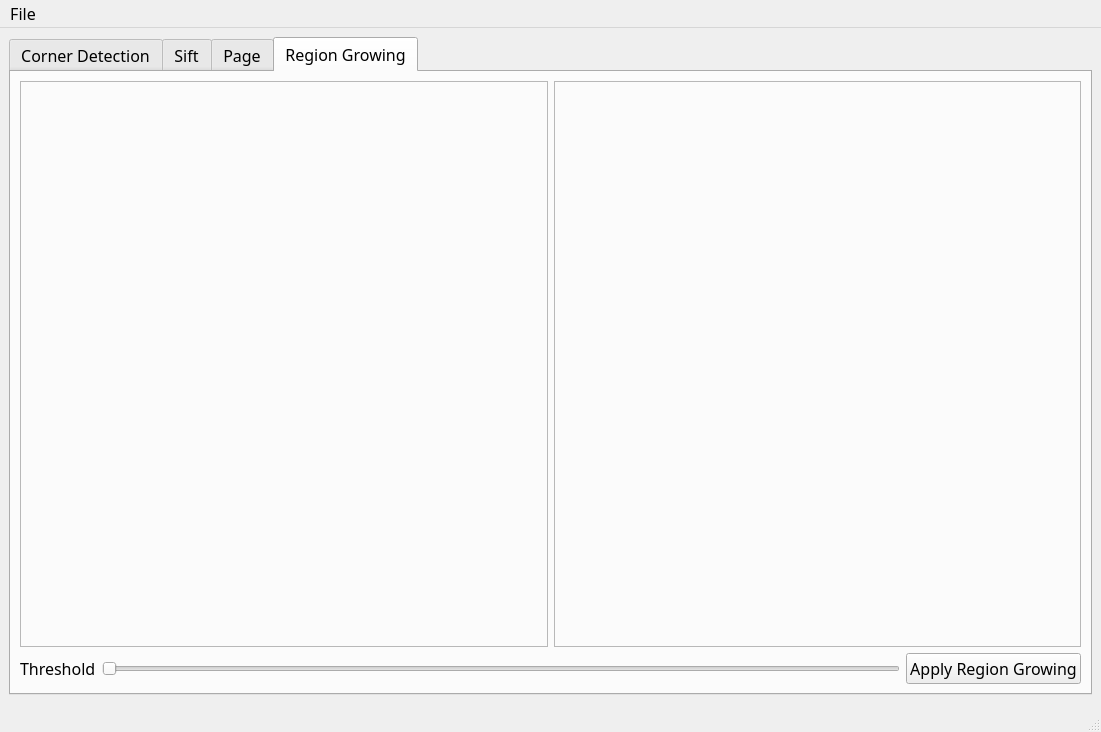
Above: APP-GUI/task3_ui.ui from Computer-Vision-Spring-2024/exVision-FeatureCraft before the change. Below: the same form after it.
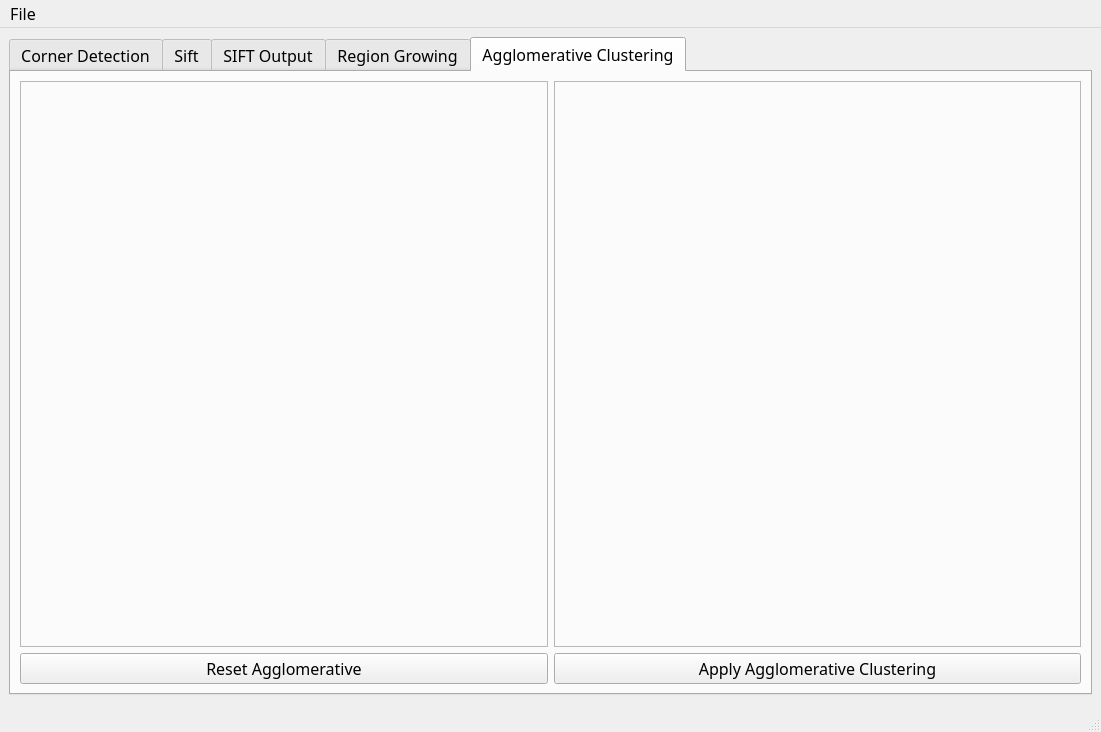
That is the form after the change.

Commit message: Added a tab for agglomerative clustering

The edit to the form file:
```diff
--- a/APP-GUI/task3_ui.ui
+++ b/APP-GUI/task3_ui.ui
@@ -24,7 +24,7 @@
     <item>
      <widget class="QTabWidget" name="tabWidget">
       <property name="currentIndex">
-       <number>3</number>
+       <number>4</number>
       </property>
       <widget class="QWidget" name="tab_2">
        <attribute name="title">
@@ -313,7 +313,7 @@
       </widget>
       <widget class="QWidget" name="tab_3">
        <attribute name="title">
-        <string>Page</string>
+        <string>SIFT Output</string>
        </attribute>
        <layout class="QGridLayout" name="gridLayout">
         <item row="0" column="0">
@@ -388,6 +388,55 @@
         </item>
        </layout>
       </widget>
+      <widget class="QWidget" name="tab_5">
+       <attribute name="title">
+        <string>Agglomerative Clustering</string>
+       </attribute>
+       <layout class="QVBoxLayout" name="verticalLayout_6">
+        <item>
+         <layout class="QHBoxLayout" name="horizontalLayout_18">
+          <item>
+           <widget class="QFrame" name="frame">
+            <property name="frameShape">
+             <enum>QFrame::StyledPanel</enum>
+            </property>
+            <property name="frameShadow">
+             <enum>QFrame::Raised</enum>
+            </property>
+           </widget>
+          </item>
+          <item>
+           <widget class="QFrame" name="frame_2">
+            <property name="frameShape">
+             <enum>QFrame::StyledPanel</enum>
+            </property>
+            <property name="frameShadow">
+             <enum>QFrame::Raised</enum>
+            </property>
+           </widget>
+          </item>
+         </layout>
+        </item>
+        <item>
+         <layout class="QHBoxLayout" name="horizontalLayout_19">
+          <item>
+           <widget class="QPushButton" name="reset_agglomerative">
+            <property name="text">
+             <string>Reset Agglomerative</string>
+            </property>
+           </widget>
+          </item>
+          <item>
+           <widget class="QPushButton" name="apply_agglomerative">
+            <property name="text">
+             <string>Apply Agglomerative Clustering</string>
+            </property>
+           </widget>
+          </item>
+         </layout>
+        </item>
+       </layout>
+      </widget>
      </widget>
     </item>
    </layout>
```
The commit also changes 6 other files.
